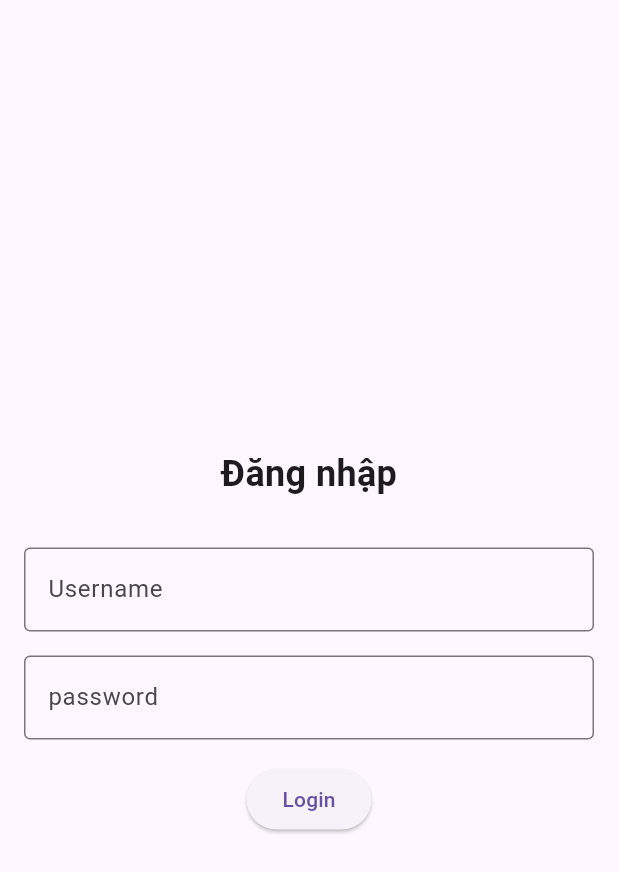
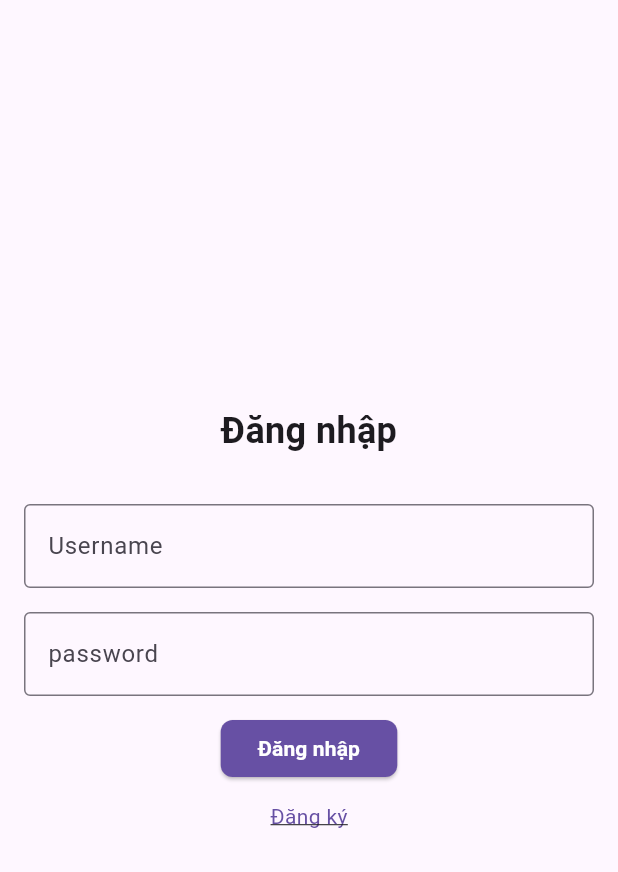
Before and after one commit to DANG-NGOC-DUC/2025_LTTBDD_N04_Nhom_Duc, a Flutter app: the screen it shows after launch, on a phone screen of 412 x 824 dp. Shown: the top 872 px of the screen. Run offline on Flutter 3.47's test engine with Material 3 defaults, Android fonts, the phone set to English and light mode, and no system bars.

Commit message:
hoan thanh login bang tk mk

```diff
--- /dev/null
+++ b/lib/config/button_custom.dart
@@ -0,0 +1,47 @@
+import 'package:flutter/material.dart';
+
+class CustomButton extends StatelessWidget {
+  final String text;
+  final VoidCallback onPressed;
+  final Color? color;
+  final double? width;
+  final double? height;
+  final double borderRadius;
+
+  const CustomButton({
+    super.key,
+    required this.text,
+    required this.onPressed,
+    this.color,
+    this.width,
+    this.height,
+    this.borderRadius = 8.0,
+  });
+
+  @override
+  Widget build(BuildContext context) {
+    final double buttonWidth = width ?? MediaQuery.of(context).size.width / 3.5;
+    return SizedBox(
+      width: buttonWidth,
+      height: height ?? 38,
+      child: ElevatedButton(
+        style: ElevatedButton.styleFrom(
+          backgroundColor: color ?? Theme.of(context).colorScheme.primary,
+          shape: RoundedRectangleBorder(
+            borderRadius: BorderRadius.circular(borderRadius),
+          ),
+        ),
+        onPressed: onPressed,
+        child: Text(
+          text,
+          textAlign: TextAlign.center,
+          style: const TextStyle(
+            fontSize: 14,
+            fontWeight: FontWeight.bold,
+            color: Colors.white,
+          ),
+        ),
+      ),
+    );
+  }
+}
--- a/lib/routes.dart
+++ b/lib/routes.dart
@@ -9,7 +9,7 @@ import 'screens/reports/report_screen.dart';
 import 'screens/settings/settings_screen.dart';
 
 final Map<String, WidgetBuilder> appRoutes = {
-  '/': (context) => const HomeScreen(),
+  '/home': (context) => const HomeScreen(),
   '/login': (context) => const LoginScreen(),
   '/register': (context) => const RegisterScreen(),
   '/transactions': (context) => const TransactionListScreen(),
--- a/lib/screens/auth/login_screen.dart
+++ b/lib/screens/auth/login_screen.dart
@@ -1,14 +1,51 @@
 import 'package:flutter/material.dart';
+import 'package:my_app/config/button_custom.dart' show CustomButton;
 
-class LoginScreen extends StatelessWidget {
+class LoginScreen extends StatefulWidget {
   const LoginScreen({super.key});
+
+  @override
+  State<LoginScreen> createState() => _LoginScreenState();
+}
+
+class _LoginScreenState extends State<LoginScreen> {
+  final TextEditingController _usernameController = TextEditingController();
+  final TextEditingController _passwordController = TextEditingController();
+
+  // tai khoan de Test
+  static const String testUsername = 'admin';
+  static const String testPassword = '123456';
+
+  void _showMsg(String text) {
+    ScaffoldMessenger.of(context).showSnackBar(SnackBar(content: Text(text)));
+  }
+
+  void _onLoginPressed() {
+    final username = _usernameController.text.trim();
+    final password = _passwordController.text.trim();
+    if (username.isEmpty || password.isEmpty) {
+      _showMsg('vui long nhap day du thong tin');
+      return;
+    }
+    if (username == testUsername && password == testPassword) {
+      _showMsg('Dang nhap thanh cong');
+      Navigator.pushReplacementNamed(context, '/home');
+    } else {
+      _showMsg('Tai khoan hoac mat khau khong dung');
+    }
+  }
+
   @override
   Widget build(BuildContext context) {
     return Scaffold(
-      //   appBar: AppBar(title: const Text('Đăng nhập')),
       body: Center(
-        child: Padding(
-          padding: const EdgeInsets.only(left: 16.0, right: 16.0, top: 32.0),
+        child: SingleChildScrollView(
+          padding: const EdgeInsets.only(
+            left: 16.0,
+            right: 16.0,
+            top: 32.0,
+            bottom: 32.0,
+          ),
           child: Column(
             mainAxisSize: MainAxisSize.min,
             mainAxisAlignment: MainAxisAlignment.center,
@@ -17,22 +54,43 @@ class LoginScreen extends StatelessWidget {
                 'Đăng nhập',
                 style: TextStyle(fontSize: 24, fontWeight: FontWeight.bold),
               ),
-              SizedBox(height: 32.0),
+              const SizedBox(height: 32.0),
               TextField(
+                controller: _usernameController,
                 decoration: InputDecoration(
                   border: OutlineInputBorder(),
                   labelText: 'Username',
                 ),
               ),
-              SizedBox(height: 16.0),
+              const SizedBox(height: 16.0),
               TextField(
+                controller: _passwordController,
                 decoration: InputDecoration(
                   border: OutlineInputBorder(),
                   labelText: 'password',
                 ),
+                obscureText: true,
               ),
-              SizedBox(height: 16.0),
-              ElevatedButton(onPressed: () {}, child: const Text('Login')),
+              const SizedBox(height: 16.0),
+              CustomButton(
+                text: 'Đăng nhập',
+                onPressed: () {
+                  _onLoginPressed(); // Thêm dấu () để gọi hàm
+                },
+              ),
+              const SizedBox(height: 16.0),
+              GestureDetector(
+                onTap: () {
+                  Navigator.pushNamed(context, '/register');
+                },
+                child: Text(
+                  'Đăng ký',
+                  style: TextStyle(
+                    color: Theme.of(context).colorScheme.primary,
+                    decoration: TextDecoration.underline,
+                  ),
+                ),
+              ),
             ],
           ),
         ),
```
